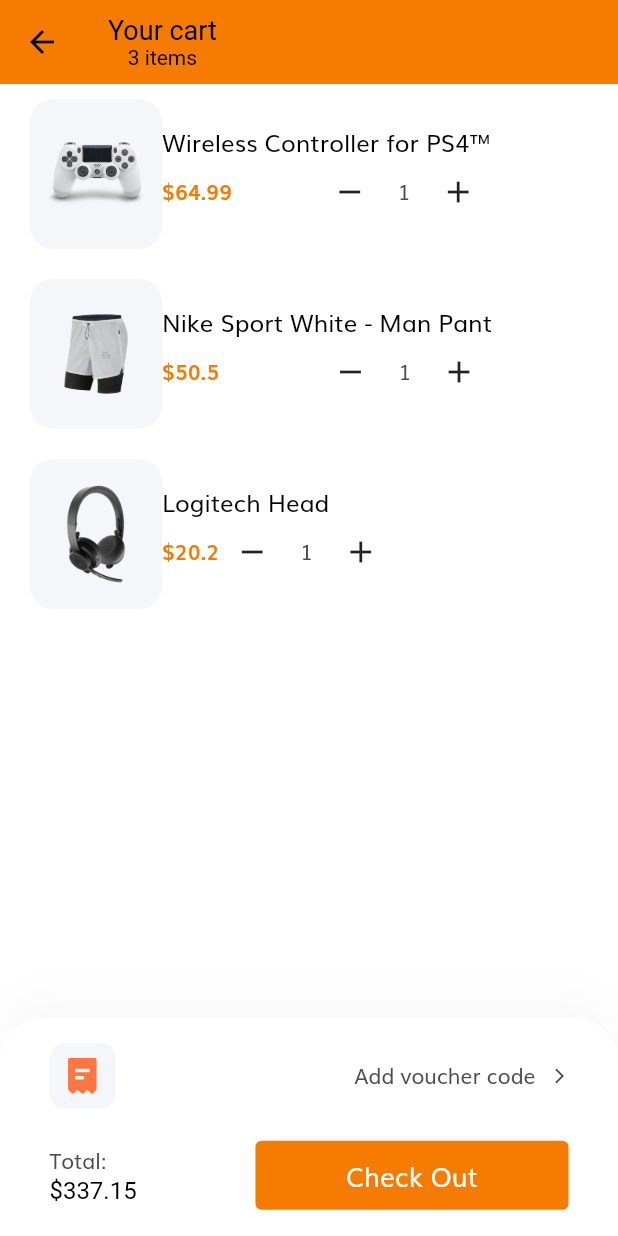
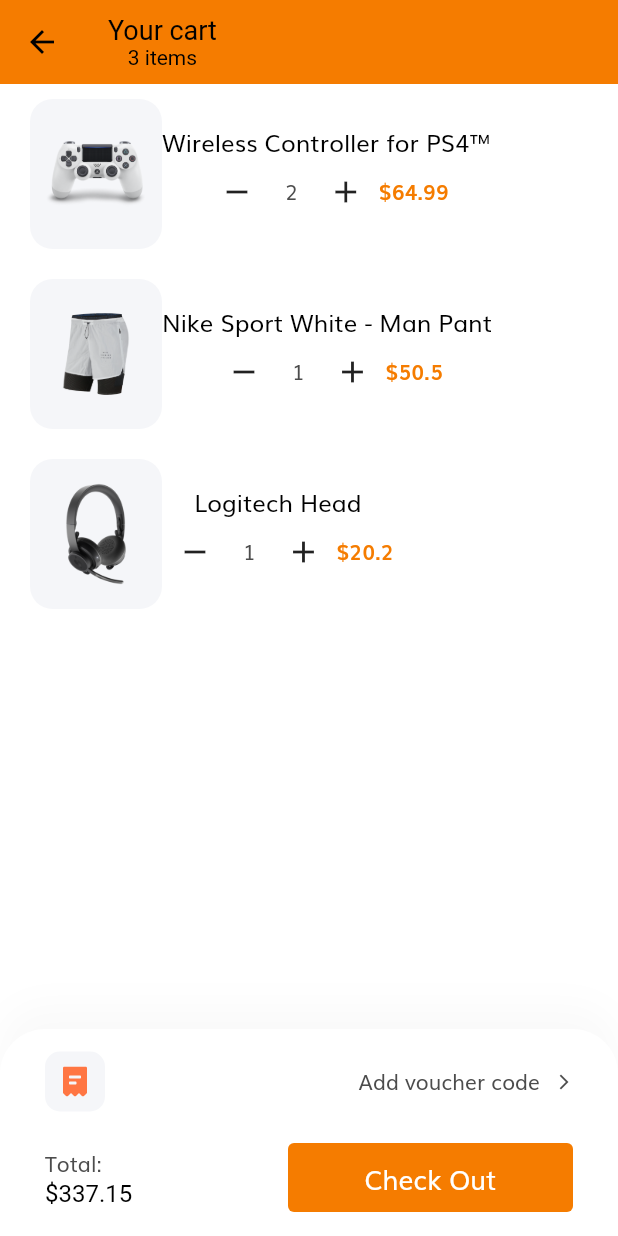
Before and after one commit to abdul737/online_market_client, a Flutter app: the CartScreen screen opened by its route, on a phone screen of 412 x 824 dp. Run offline on Flutter 3.47's test engine with Material 2 defaults, Android fonts, the phone set to English and light mode, and no system bars; our stand-ins replace flutter_svg.

Commit message:
26 qoshimcha detallar

```diff
--- a/lib/components/favorite_widget.dart
+++ b/lib/components/favorite_widget.dart
@@ -8,7 +8,7 @@ class FavoriteWidget extends StatefulWidget {
 
   const FavoriteWidget({
     Key? key,
-    required this.isFavourite,
+    this.isFavourite = false,
   }) : super(key: key);
 
   @override
--- a/lib/screens/cart/components/cart_card.dart
+++ b/lib/screens/cart/components/cart_card.dart
@@ -3,7 +3,6 @@ import 'package:online_market_client/models/Cart.dart';
 import 'package:online_market_client/screens/details/components/count_quantity.dart';
 
 import '../../../constants.dart';
-import '../../../size_config.dart';
 
 class CartCard extends StatelessWidget {
   const CartCard({
@@ -22,7 +21,7 @@ class CartCard extends StatelessWidget {
           child: AspectRatio(
             aspectRatio: 0.88,
             child: Container(
-              padding: EdgeInsets.all(getProportionateScreenWidth(10)),
+              padding: const EdgeInsets.all(10),
               decoration: BoxDecoration(
                 color: const Color(0xFFF5F6F9),
                 borderRadius: BorderRadius.circular(15),
@@ -34,8 +33,8 @@ class CartCard extends StatelessWidget {
             ),
           ),
         ),
-        IntrinsicWidth(
-          child: Column(
+        Column(
+          crossAxisAlignment: CrossAxisAlignment.center,
           children: [
             Row(
               children: [
@@ -47,8 +46,8 @@ class CartCard extends StatelessWidget {
               ],
             ),
             Row(
-                mainAxisAlignment: MainAxisAlignment.spaceBetween,
               children: [
+                CountQuantityWidget(isQuantity: cart.numOfItem),
                 Text(
                   "\$${cart.product.price}",
                   style: const TextStyle(
@@ -56,13 +55,9 @@ class CartCard extends StatelessWidget {
                     color: kPrimaryColor,
                   ),
                 ),
-                  CountQuantityWidget(
-                    numOfItems: cart.numOfItem,
-                  ),
               ],
             ),
           ],
-          ),
         ),
       ],
     );
--- a/lib/screens/cart/components/check_out_card.dart
+++ b/lib/screens/cart/components/check_out_card.dart
@@ -3,7 +3,6 @@ import 'package:flutter_svg/flutter_svg.dart';
 import 'package:online_market_client/components/default_button.dart';
 
 import '../../../constants.dart';
-import '../../../size_config.dart';
 
 class CheckoutCard extends StatelessWidget {
   const CheckoutCard({
@@ -13,10 +12,7 @@ class CheckoutCard extends StatelessWidget {
   @override
   Widget build(BuildContext context) {
     return Container(
-      padding: EdgeInsets.symmetric(
-        vertical: getProportionateScreenWidth(15),
-        horizontal: getProportionateScreenWidth(30),
-      ),
+      padding: const EdgeInsets.symmetric(vertical: 15, horizontal: 30),
       // height: 174,
       decoration: BoxDecoration(
         color: Colors.white,
@@ -26,7 +22,7 @@ class CheckoutCard extends StatelessWidget {
         ),
         boxShadow: [
           BoxShadow(
-            offset: Offset(0, -15),
+            offset: const Offset(0, -15),
             blurRadius: 20,
             color: const Color(0xFFDADADA).withOpacity(0.15),
           )
@@ -41,15 +37,15 @@ class CheckoutCard extends StatelessWidget {
               children: [
                 Container(
                   padding: const EdgeInsets.all(10),
-                  height: getProportionateScreenWidth(40),
-                  width: getProportionateScreenWidth(40),
+                  height: 40,
+                  width: 40,
                   decoration: BoxDecoration(
                     color: const Color(0xFFF5F6F9),
                     borderRadius: BorderRadius.circular(10),
                   ),
                   child: SvgPicture.asset("assets/icons/receipt.svg"),
                 ),
-                Spacer(),
+                const Spacer(),
                 const Text("Add voucher code"),
                 const SizedBox(width: 10),
                 const Icon(
@@ -59,7 +55,7 @@ class CheckoutCard extends StatelessWidget {
                 )
               ],
             ),
-            SizedBox(height: getProportionateScreenHeight(20)),
+            const SizedBox(height: 20),
             Row(
               mainAxisAlignment: MainAxisAlignment.spaceBetween,
               children: [
@@ -75,7 +71,7 @@ class CheckoutCard extends StatelessWidget {
                   ),
                 ),
                 SizedBox(
-                  width: getProportionateScreenWidth(190),
+                  width: 190,
                   child: DefaultButton(
                     text: "Check Out",
                     press: () {},
--- a/lib/screens/details/components/body.dart
+++ b/lib/screens/details/components/body.dart
@@ -1,6 +1,5 @@
 import 'package:flutter/material.dart';
 import 'package:online_market_client/components/default_button.dart';
-import 'package:online_market_client/models/Cart.dart';
 import 'package:online_market_client/models/Product.dart';
 import 'package:online_market_client/size_config.dart';
 
@@ -11,11 +10,9 @@ import 'top_rounded_container.dart';
 
 class Body extends StatelessWidget {
   final Product product;
-  final Cart numOfItems;
   const Body({
     Key? key,
     required this.product,
-    required this.numOfItems,
   }) : super(key: key);
 
   @override
@@ -32,7 +29,7 @@ class Body extends StatelessWidget {
                 color: const Color(0xFFF6F7F9),
                 child: Column(
                   children: [
-                    ColorDots(product: product, cart: numOfItems),
+                    ColorDots(product: product),
                     TopRoundedContainer(
                       color: Colors.white,
                       child: Padding(
--- a/lib/screens/details/components/color_dots.dart
+++ b/lib/screens/details/components/color_dots.dart
@@ -1,5 +1,4 @@
 import 'package:flutter/material.dart';
-import 'package:online_market_client/models/Cart.dart';
 import 'package:online_market_client/models/Product.dart';
 
 import '../../../constants.dart';
@@ -10,11 +9,9 @@ class ColorDots extends StatelessWidget {
   const ColorDots({
     Key? key,
     required this.product,
-    required this.cart,
   }) : super(key: key);
 
   final Product product;
-  final Cart cart;
 
   @override
   Widget build(BuildContext context) {
@@ -33,9 +30,7 @@ class ColorDots extends StatelessWidget {
             ),
           ),
           Spacer(),
-          CountQuantityWidget(
-            numOfItems: cart.numOfItem,
-          ),
+          CountQuantityWidget(),
         ],
       ),
     );
@@ -55,7 +50,7 @@ class ColorDot extends StatelessWidget {
   @override
   Widget build(BuildContext context) {
     return Container(
-      margin: EdgeInsets.only(right: 2),
+      margin: const EdgeInsets.only(right: 2),
       padding: EdgeInsets.all(getProportionateScreenWidth(8)),
       height: getProportionateScreenWidth(40),
       width: getProportionateScreenWidth(40),
--- a/lib/screens/details/components/count_quantity.dart
+++ b/lib/screens/details/components/count_quantity.dart
@@ -5,10 +5,12 @@ const minQuantity = 1;
 const maxQuantity = 100;
 
 class CountQuantityWidget extends StatefulWidget {
-  final int numOfItems;
+  final int isQuantity;
 
-  const CountQuantityWidget({Key? key, required this.numOfItems})
-      : super(key: key);
+  const CountQuantityWidget({
+    Key? key,
+    this.isQuantity = 1,
+  }) : super(key: key);
 
   @override
   _CountQuantityWidgetState createState() => _CountQuantityWidgetState();
@@ -16,6 +18,13 @@ class CountQuantityWidget extends StatefulWidget {
 
 class _CountQuantityWidgetState extends State<CountQuantityWidget> {
   int quantity = 1;
+
+  @override
+  void initState() {
+    super.initState();
+    quantity = widget.isQuantity;
+  }
+
   @override
   Widget build(BuildContext context) {
     return Row(
@@ -23,7 +32,7 @@ class _CountQuantityWidgetState extends State<CountQuantityWidget> {
         RoundedIconBtn(icon: Icons.remove, press: _subtractQuantity),
         Container(
           margin: const EdgeInsets.symmetric(horizontal: 10),
-          child: Text('$quantity'),
+          child: Text('${quantity}'),
         ),
         RoundedIconBtn(icon: Icons.add, press: _addQuantity)
       ],
--- a/lib/screens/details/details_screen.dart
+++ b/lib/screens/details/details_screen.dart
@@ -1,7 +1,6 @@
 import 'package:flutter/material.dart';
 import 'package:flutter/services.dart';
 import 'package:online_market_client/constants.dart';
-import 'package:online_market_client/models/Cart.dart';
 
 import '../../models/Product.dart';
 import 'components/body.dart';
@@ -29,7 +28,6 @@ class DetailsScreen extends StatelessWidget {
         ),
         body: Body(
           product: args.product,
-          numOfItems:  ,
         ),
       ),
     );
```
Lines whose indentation alone changed are shown as unchanged.
